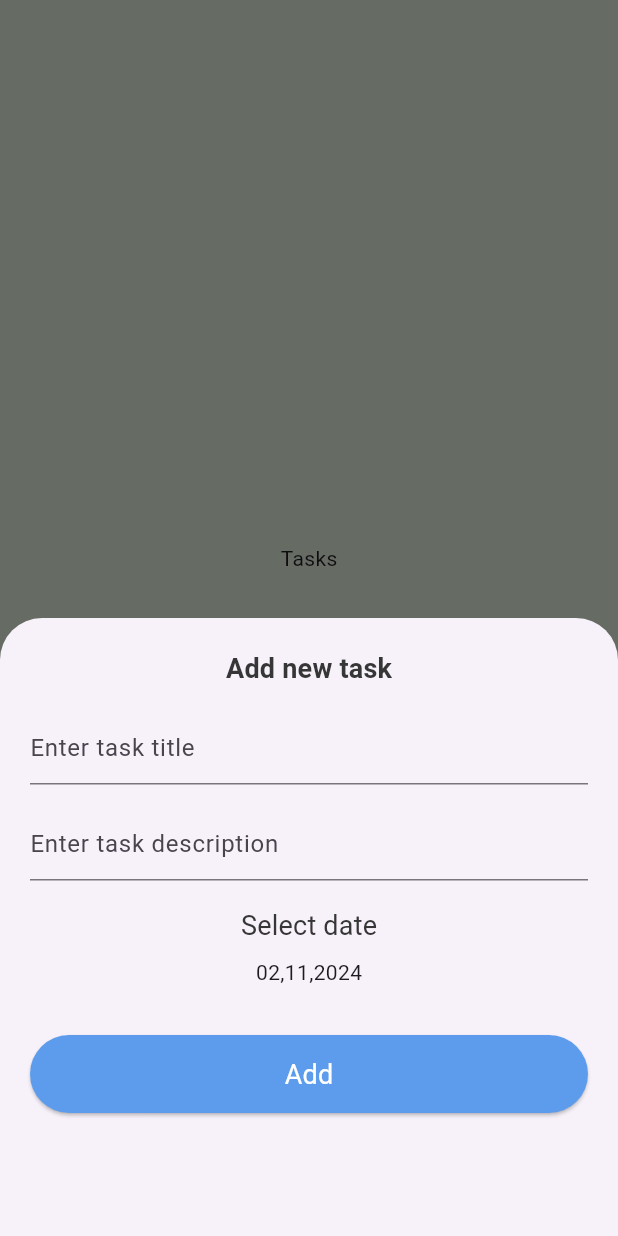
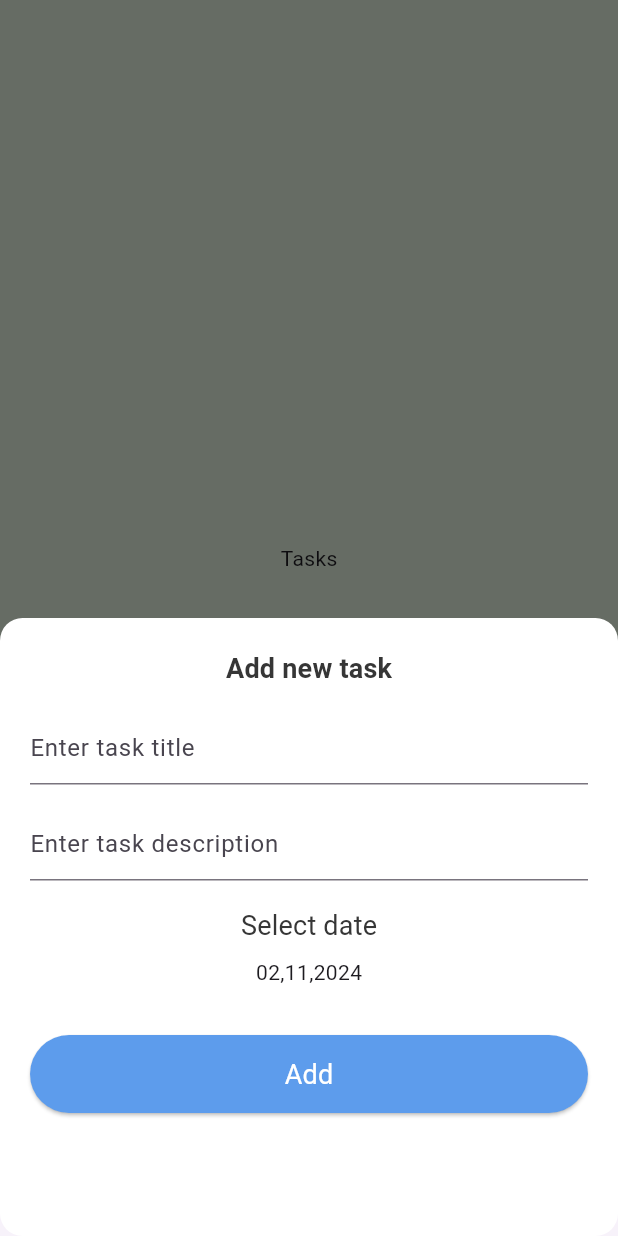
Before and after one commit to khadija159/todo, a Flutter app: the screen it shows after launch, item 2 of the bottom bar chosen, after a tap on the "add" icon, on a phone screen of 412 x 824 dp. Run offline on Flutter 3.47's test engine with Material 3 defaults, Android fonts, the phone set to English and light mode, and no system bars; our stand-ins replace cloud_firestore, easy_date_timeline, firebase_core, flutter_slidable, fluttertoast; accounts and stored records are empty.

Commit message:
create task provider & implement delete task

```diff
--- /dev/null
+++ b/lib/firebase_functions.dart
@@ -0,0 +1,29 @@
+import 'package:cloud_firestore/cloud_firestore.dart';
+import 'models/task_model.dart';
+
+class FirebaseFunctions{
+  static CollectionReference<TaskModel> getTaskCollection() =>
+      FirebaseFirestore.instance.collection('tasks').withConverter<TaskModel>(
+        fromFirestore: (docSnapshot, options) =>
+            TaskModel.fromJson(docSnapshot.data()!),
+        toFirestore: (taskModel, _) => taskModel.toJson(),
+      );
+
+  static Future<void> addTaskToFirestore(TaskModel task){
+    CollectionReference<TaskModel> taskCollection = getTaskCollection();
+    DocumentReference<TaskModel> doc = taskCollection.doc();
+    task.id = doc.id;
+    return doc.set(task);
+  }
+
+  static Future<List<TaskModel>> getAllTasksFromFirestore() async {
+    CollectionReference<TaskModel> taskCollection = getTaskCollection();
+    QuerySnapshot<TaskModel> querySnapshot = await taskCollection.get();
+    return querySnapshot.docs.map((docSnapshot) => docSnapshot.data()).toList();
+  }
+
+  static Future<void> deleteTaskFromFirestore(taskId) async {
+    CollectionReference<TaskModel> taskCollection = getTaskCollection();
+    return taskCollection.doc(taskId).delete();
+  }
+}
--- a/lib/main.dart
+++ b/lib/main.dart
@@ -1,12 +1,21 @@
+import 'package:cloud_firestore/cloud_firestore.dart';
 import 'package:firebase_core/firebase_core.dart';
 import 'package:flutter/material.dart';
+import 'package:provider/provider.dart';
+import 'package:todo/tabs/tasks/tasks_provider.dart';
 import 'home_screen.dart';
 import 'app_theme.dart';
 
 Future<void> main() async {
   WidgetsFlutterBinding.ensureInitialized();
   await Firebase.initializeApp();
-  runApp(TodoApp());
+  await FirebaseFirestore.instance.disableNetwork();
+  runApp(
+    ChangeNotifierProvider(
+      create: (_) => TasksProvider(),
+      child: TodoApp()
+    ),
+  );
 }
 
 class TodoApp extends StatelessWidget {
--- a/lib/models/task_model.dart
+++ b/lib/models/task_model.dart
@@ -1,3 +1,5 @@
+import 'package:cloud_firestore/cloud_firestore.dart';
+
 class TaskModel {
   String id;
   String title;
@@ -12,4 +14,20 @@ class TaskModel {
     required this.date,
     this.isDone = false,
 });
+
+  TaskModel.fromJson(Map<String, dynamic> json) : this(
+    id: json['id'],
+    title: json['title'],
+    description: json['description'],
+    date: (json['date'] as Timestamp).toDate() ,
+    isDone: json['isDone'],
+  );
+
+  Map<String, dynamic> toJson() => {
+    'id': id,
+    'title': title,
+    'description': description,
+    'date': Timestamp.fromDate(date),
+    'isDone': isDone,
+  };
 }
--- a/lib/tabs/tasks/add_task_bottom_sheet.dart
+++ b/lib/tabs/tasks/add_task_bottom_sheet.dart
@@ -1,8 +1,13 @@
 import 'package:flutter/material.dart';
 import 'package:intl/intl.dart';
+import 'package:provider/provider.dart';
+import 'package:todo/app_theme.dart';
 import 'package:todo/default_text_form_field.dart';
 import 'package:todo/default_elevated_button.dart';
+import 'package:todo/firebase_functions.dart';
 import 'package:todo/models/task_model.dart';
+import 'package:todo/tabs/tasks/tasks_provider.dart';
+import 'package:fluttertoast/fluttertoast.dart';
 
 class AddTaskBottomSheet extends StatefulWidget{
   @override
@@ -23,7 +28,16 @@ class _AddTaskBottomSheetState extends State<AddTaskBottomSheet>{
         .textTheme
         .titleMedium;
 
-    return Container(
+    return Padding(
+      padding: EdgeInsets.only(bottom: MediaQuery.of(context).viewInsets.bottom),
+      child: Container(
+        decoration: BoxDecoration(
+          color: AppTheme.white,
+          borderRadius: BorderRadius.horizontal(
+            left: Radius.circular(15),
+            right: Radius.circular(15),
+          ),
+        ),
         height: MediaQuery
             .sizeOf(context)
             .height * 0.5,
@@ -90,6 +104,7 @@ class _AddTaskBottomSheetState extends State<AddTaskBottomSheet>{
             ],
           ),
         ),
+      ),
     );
   }
   void addTask(){
@@ -97,5 +112,29 @@ class _AddTaskBottomSheetState extends State<AddTaskBottomSheet>{
         title: titleController.text,
         description: descriptionController.text,
         date: selectedDate);
+    FirebaseFunctions.addTaskToFirestore(task).timeout(
+      Duration(microseconds: 100),
+      onTimeout: (){
+        Navigator.of(context).pop();
+        Provider.of<TasksProvider>(context, listen: false).getTasks();
+        Fluttertoast.showToast(
+          msg: 'Task Added Successfully',
+          toastLength: Toast.LENGTH_LONG,
+          timeInSecForIosWeb: 5,
+          backgroundColor: AppTheme.green,
+        );
+      },
+    )
+        .catchError(
+            (error)
+        {
+          Fluttertoast.showToast(
+              msg: 'Something Went Wrong',
+            toastLength: Toast.LENGTH_LONG,
+            timeInSecForIosWeb: 5,
+            backgroundColor: AppTheme.red,
+          );
+      }
+    );
   }
 }
--- /dev/null
+++ b/lib/tabs/tasks/tasks_provider.dart
@@ -0,0 +1,23 @@
+import 'package:flutter/material.dart';
+
+import '../../firebase_functions.dart';
+import '../../models/task_model.dart';
+
+class TasksProvider with ChangeNotifier{
+  List<TaskModel> tasks = [];
+  DateTime selectedDate = DateTime.now();
+
+  Future<void> getTasks() async {
+    List<TaskModel>allTasks = await FirebaseFunctions.getAllTasksFromFirestore();
+    tasks = allTasks.where((task) =>
+        task.date.year == selectedDate.year &&
+        task.date.month == selectedDate.month &&
+        task.date.day == selectedDate.day,
+    ).toList();
+    notifyListeners();
+  }
+
+  void changeSelectedDate(DateTime date){
+    selectedDate = date;
+  }
+}
--- a/lib/tabs/tasks/tasks_tab.dart
+++ b/lib/tabs/tasks/tasks_tab.dart
@@ -1,21 +1,28 @@
 import 'package:easy_date_timeline/easy_date_timeline.dart';
 import 'package:flutter/material.dart';
+import 'package:provider/provider.dart';
 import 'package:todo/app_theme.dart';
+import 'package:todo/firebase_functions.dart';
 import 'package:todo/models/task_model.dart';
+import 'package:todo/tabs/tasks/tasks_provider.dart';
 import 'task_item.dart';
 
-class TasksTab extends StatelessWidget{
+class TasksTab extends StatefulWidget{
+  @override
+  State<TasksTab> createState() => _TasksTabState();
+}
+
+class _TasksTabState extends State<TasksTab> {
+  bool shouldGetTask = true;
+
   @override
   Widget build(BuildContext context) {
     double screenHeight = MediaQuery.sizeOf(context).height;
-    List<TaskModel> tasks = List.generate(
-        10,
-        (index) => TaskModel(
-            title: 'Title $index',
-            description: 'Description $index',
-            date: DateTime.now()
-        ),
-    );
+    TasksProvider tasksProvider = Provider.of<TasksProvider>(context);
+    if(shouldGetTask){
+      tasksProvider.getTasks();
+      shouldGetTask = false;
+    }
 
     return Column(
       children: [
@@ -42,8 +49,12 @@ class TasksTab extends StatelessWidget{
               padding: EdgeInsets.only(top: screenHeight * 0.1),
               child: EasyInfiniteDateTimeLine(
                 firstDate: DateTime.now().subtract(Duration(days: 365)),
-                focusDate: DateTime.now(),
-                lastDate: DateTime.now().add(Duration(days: 365)),
+                focusDate: tasksProvider.selectedDate,
+                lastDate: DateTime.now().add(Duration(days: 365),),
+                onDateChange: (selectedDate){
+                  tasksProvider.changeSelectedDate(selectedDate);
+                  tasksProvider.getTasks();
+                },
                 showTimelineHeader: false,
                 dayProps: EasyDayProps(
                   height: 79,
@@ -81,6 +92,22 @@ class TasksTab extends StatelessWidget{
                       color: AppTheme.black,
                     ),
                   ),
+                  todayStyle: DayStyle(
+                    decoration: BoxDecoration(
+                        color: AppTheme.white,
+                        borderRadius: BorderRadius.all(Radius.circular(5))
+                    ),
+                    dayNumStyle: TextStyle(
+                      fontSize: 15,
+                      fontWeight: FontWeight.bold,
+                      color: AppTheme.black,
+                    ),
+                    dayStrStyle: TextStyle(
+                      fontSize: 15,
+                      fontWeight: FontWeight.bold,
+                      color: AppTheme.black,
+                    ),
+                  ),
                 ),
               ),
             ),
@@ -89,7 +116,8 @@ class TasksTab extends StatelessWidget{
         Expanded(
             child: ListView.builder(
               padding: EdgeInsets.only(top: 20),
-              itemBuilder: (_, index) => TaskItem(tasks[index]),itemCount: tasks.length,)
+              itemBuilder: (_, index) => TaskItem(tasksProvider.tasks[index]),
+              itemCount: tasksProvider.tasks.length,)
         ),
       ],
     );
--- a/pubspec.yaml
+++ b/pubspec.yaml
@@ -39,6 +39,10 @@ dependencies:
   easy_date_timeline: ^1.1.3
   intl: ^0.19.0
   firebase_core: ^3.6.0
+  cloud_firestore: ^5.4.4
+  provider: ^6.1.2
+  fluttertoast: ^8.2.8
+  flutter_slidable: ^3.1.1
 
 dev_dependencies:
   flutter_test:
```
Also changed, not shown: lib/tabs/tasks/task_item.dart (+41 -0 lines), pubspec.lock, 4 other files. Lines whose indentation alone changed are shown as unchanged.
